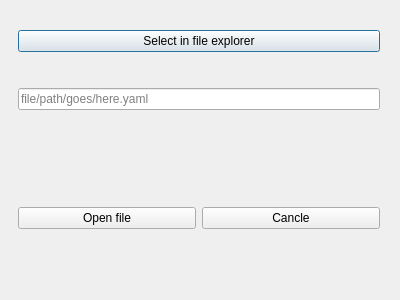
Before: the Qt Designer form qt/configuration_window/openconstraintfiledialog.ui in Adorno-Lab/robot_constraint_editor, drawn with Qt 5.
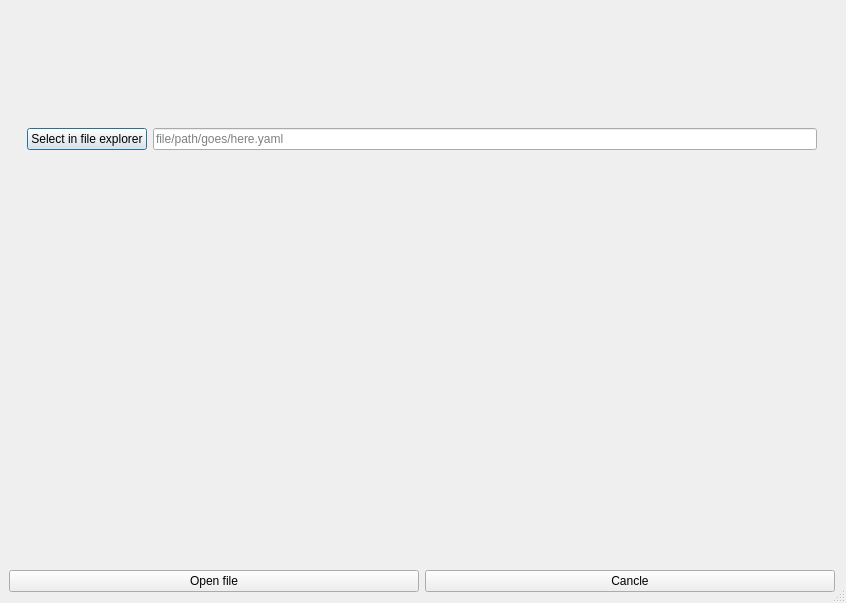
After: the same form once the commit is applied. Icons and pictures are not drawn.

Patch:
```diff
--- a/qt/configuration_window/openconstraintfiledialog.ui
+++ b/qt/configuration_window/openconstraintfiledialog.ui
@@ -6,20 +6,32 @@
    <rect>
     <x>0</x>
     <y>0</y>
-    <width>400</width>
-    <height>300</height>
+    <width>846</width>
+    <height>603</height>
    </rect>
   </property>
   <property name="sizePolicy">
-   <sizepolicy hsizetype="Minimum" vsizetype="Minimum">
+   <sizepolicy hsizetype="Minimum" vsizetype="Fixed">
     <horstretch>0</horstretch>
     <verstretch>0</verstretch>
    </sizepolicy>
   </property>
+  <property name="minimumSize">
+   <size>
+    <width>400</width>
+    <height>120</height>
+   </size>
+  </property>
   <property name="windowTitle">
-   <string>Open File</string>
+   <string>Open Constraint File</string>
+  </property>
+  <property name="sizeGripEnabled">
+   <bool>true</bool>
   </property>
   <layout class="QVBoxLayout" name="verticalLayout">
+   <property name="sizeConstraint">
+    <enum>QLayout::SizeConstraint::SetDefaultConstraint</enum>
+   </property>
    <property name="leftMargin">
     <number>9</number>
    </property>
@@ -29,12 +41,15 @@
    <item>
     <widget class="QWidget" name="file_select_widget" native="true">
      <property name="sizePolicy">
-      <sizepolicy hsizetype="Preferred" vsizetype="Minimum">
+      <sizepolicy hsizetype="Preferred" vsizetype="MinimumExpanding">
        <horstretch>0</horstretch>
        <verstretch>0</verstretch>
       </sizepolicy>
      </property>
      <layout class="QVBoxLayout" name="verticalLayout_2">
+      <property name="sizeConstraint">
+       <enum>QLayout::SizeConstraint::SetDefaultConstraint</enum>
+      </property>
       <property name="topMargin">
        <number>0</number>
       </property>
@@ -42,19 +57,74 @@
        <number>0</number>
       </property>
       <item>
-       <widget class="QPushButton" name="open_file_explore_pushButton">
-        <property name="text">
-         <string>Select in file explorer</string>
-        </property>
+       <widget class="QWidget" name="widget" native="true">
+        <layout class="QHBoxLayout" name="horizontalLayout">
+         <property name="topMargin">
+          <number>0</number>
+         </property>
+         <property name="bottomMargin">
+          <number>0</number>
+         </property>
+         <item>
+          <widget class="QPushButton" name="open_file_explore_pushButton">
+           <property name="sizePolicy">
+            <sizepolicy hsizetype="Minimum" vsizetype="Fixed">
+             <horstretch>0</horstretch>
+             <verstretch>0</verstretch>
+            </sizepolicy>
+           </property>
+           <property name="text">
+            <string>Select in file explorer</string>
+           </property>
+           <property name="icon">
+            <iconset theme="QIcon::ThemeIcon::FolderOpen"/>
+           </property>
+           <property name="iconSize">
+            <size>
+             <width>16</width>
+             <height>16</height>
+            </size>
+           </property>
+           <property name="default">
+            <bool>false</bool>
+           </property>
+           <property name="flat">
+            <bool>false</bool>
+           </property>
+          </widget>
+         </item>
+         <item>
+          <widget class="QLineEdit" name="file_path_lineEdit">
+           <property name="text">
+            <string/>
+           </property>
+           <property name="placeholderText">
+            <string>file/path/goes/here.yaml</string>
+           </property>
+          </widget>
+         </item>
+        </layout>
        </widget>
       </item>
       <item>
-       <widget class="QLineEdit" name="file_path_lineEdit">
+       <widget class="QLabel" name="error_label">
+        <property name="autoFillBackground">
+         <bool>false</bool>
+        </property>
+        <property name="styleSheet">
+         <string notr="true">color: rgb(165, 29, 45);</string>
+        </property>
         <property name="text">
          <string/>
         </property>
-        <property name="placeholderText">
-         <string>file/path/goes/here.yaml</string>
+        <property name="textFormat">
+         <enum>Qt::TextFormat::PlainText</enum>
+        </property>
+        <property name="alignment">
+         <set>Qt::AlignmentFlag::AlignCenter</set>
+        </property>
+        <property name="margin">
+         <number>0</number>
         </property>
        </widget>
       </item>
@@ -70,9 +140,15 @@
       </sizepolicy>
      </property>
      <layout class="QHBoxLayout" name="horizontalLayout_2">
+      <property name="leftMargin">
+       <number>0</number>
+      </property>
       <property name="topMargin">
        <number>0</number>
       </property>
+      <property name="rightMargin">
+       <number>0</number>
+      </property>
       <property name="bottomMargin">
        <number>0</number>
       </property>
```
